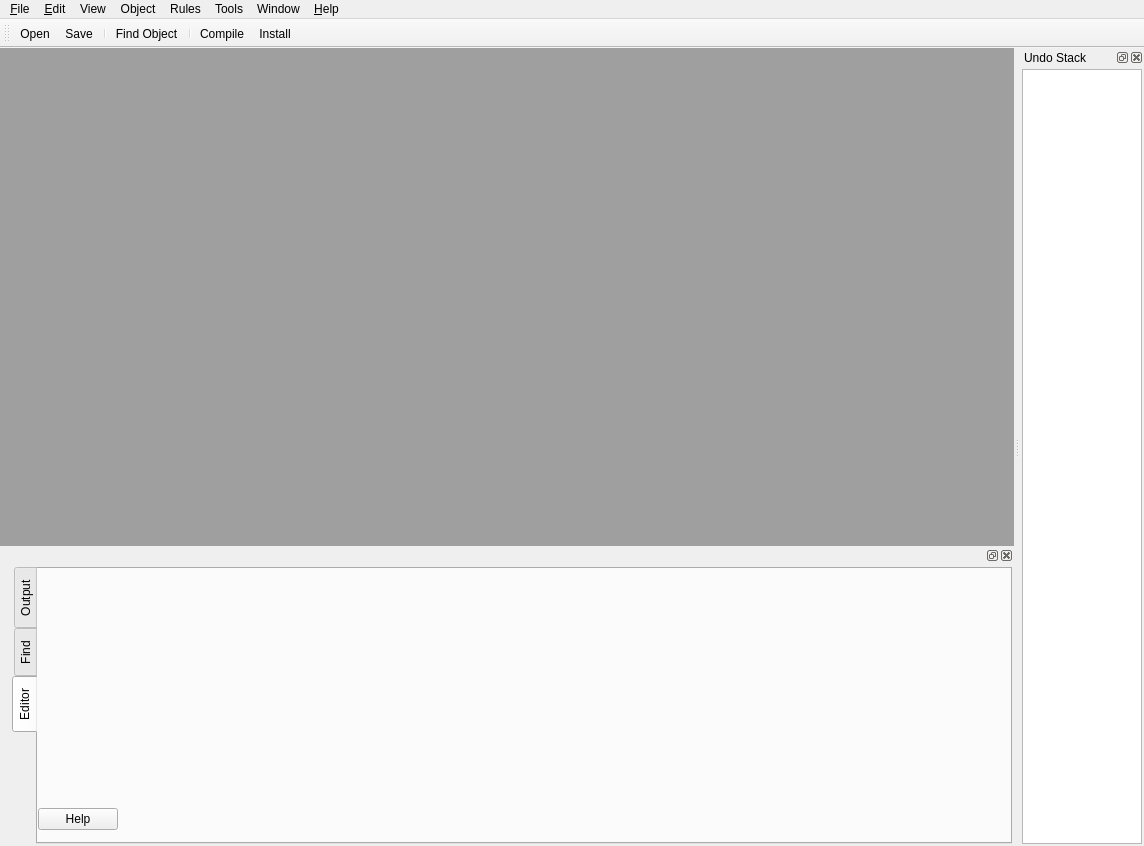
Qt form src/gui/FWBMainWindow_q.ui (fwbuilder/fwbuilder) before a commit.
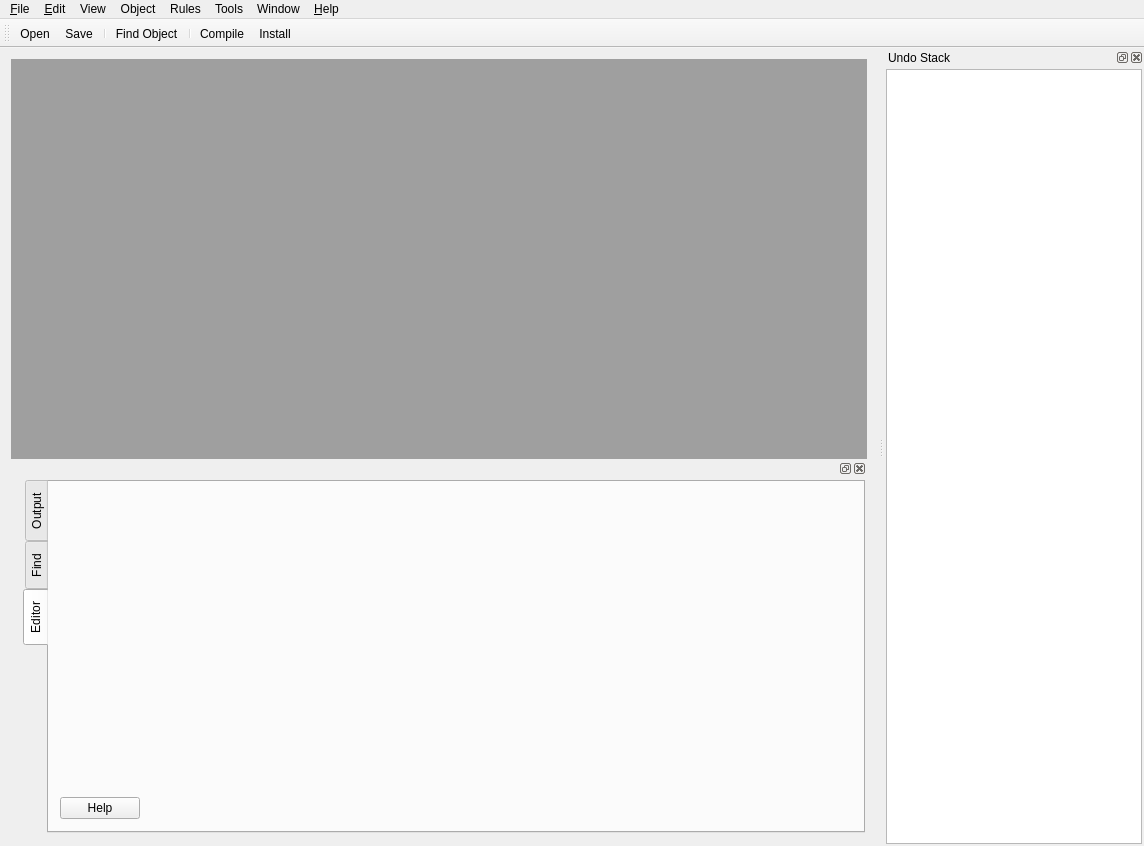
The same form after that commit. The open tabs and pages were chosen to show the change. Icons and pictures are not drawn. Custom widgets are drawn as their Qt base class.

Commit message: make compiler output panel use all available width inside the editor docked window; let editor panel docked window expand in all directions but keep editor dialogs limited vertically

```diff
--- a/src/gui/FWBMainWindow_q.ui
+++ b/src/gui/FWBMainWindow_q.ui
@@ -32,13 +32,7 @@
     <normaloff>:/Images/fwbuilder3.png</normaloff>:/Images/fwbuilder3.png</iconset>
   </property>
   <widget class="QWidget" name="widget" >
-   <layout class="QGridLayout" name="gridLayout_3" >
-    <property name="verticalSpacing" >
-     <number>0</number>
-    </property>
-    <property name="margin" >
-     <number>0</number>
-    </property>
+   <layout class="QGridLayout" name="gridLayout_4" >
     <item row="0" column="0" >
      <widget class="QMdiArea" name="m_space" />
     </item>
@@ -53,7 +47,7 @@
       <property name="maximumSize" >
        <size>
         <width>524287</width>
-        <height>300</height>
+        <height>524287</height>
        </size>
       </property>
       <property name="allowedAreas" >
@@ -76,14 +70,14 @@
         <item row="0" column="0" >
          <widget class="QTabWidget" name="editorPanelTabWidget" >
           <property name="sizePolicy" >
-           <sizepolicy vsizetype="Preferred" hsizetype="Preferred" >
+           <sizepolicy vsizetype="Preferred" hsizetype="Expanding" >
             <horstretch>0</horstretch>
             <verstretch>0</verstretch>
            </sizepolicy>
           </property>
           <property name="minimumSize" >
            <size>
-            <width>1000</width>
+            <width>100</width>
             <height>200</height>
            </size>
           </property>
@@ -171,11 +165,17 @@
            <attribute name="title" >
             <string>Editor</string>
            </attribute>
-           <layout class="QGridLayout" name="gridLayout_4" >
-            <property name="margin" >
+           <layout class="QGridLayout" name="gridLayout_3" >
+            <property name="topMargin" >
              <number>0</number>
             </property>
-            <item row="0" column="0" >
+            <property name="bottomMargin" >
+             <number>0</number>
+            </property>
+            <property name="verticalSpacing" >
+             <number>0</number>
+            </property>
+            <item rowspan="2" row="0" column="0" >
              <layout class="QVBoxLayout" name="verticalLayout" >
               <property name="topMargin" >
                <number>12</number>
@@ -259,7 +259,7 @@
               <property name="maximumSize" >
                <size>
                 <width>16777215</width>
-                <height>16777215</height>
+                <height>250</height>
                </size>
               </property>
               <property name="focusPolicy" >
@@ -685,23 +685,23 @@
               </widget>
              </widget>
             </item>
+            <item row="1" column="1" >
+             <spacer name="verticalSpacer_2" >
+              <property name="orientation" >
+               <enum>Qt::Vertical</enum>
+              </property>
+              <property name="sizeHint" stdset="0" >
+               <size>
+                <width>20</width>
+                <height>6</height>
+               </size>
+              </property>
+             </spacer>
+            </item>
            </layout>
           </widget>
          </widget>
         </item>
-        <item row="0" column="1" >
-         <spacer name="horizontalSpacer" >
-          <property name="orientation" >
-           <enum>Qt::Horizontal</enum>
-          </property>
-          <property name="sizeHint" stdset="0" >
-           <size>
-            <width>55</width>
-            <height>20</height>
-           </size>
-          </property>
-         </spacer>
-        </item>
        </layout>
       </widget>
      </widget>
```
Left out of the diff: 2 changed lines with no effect on the pictures. The commit also changes 2 other files.
